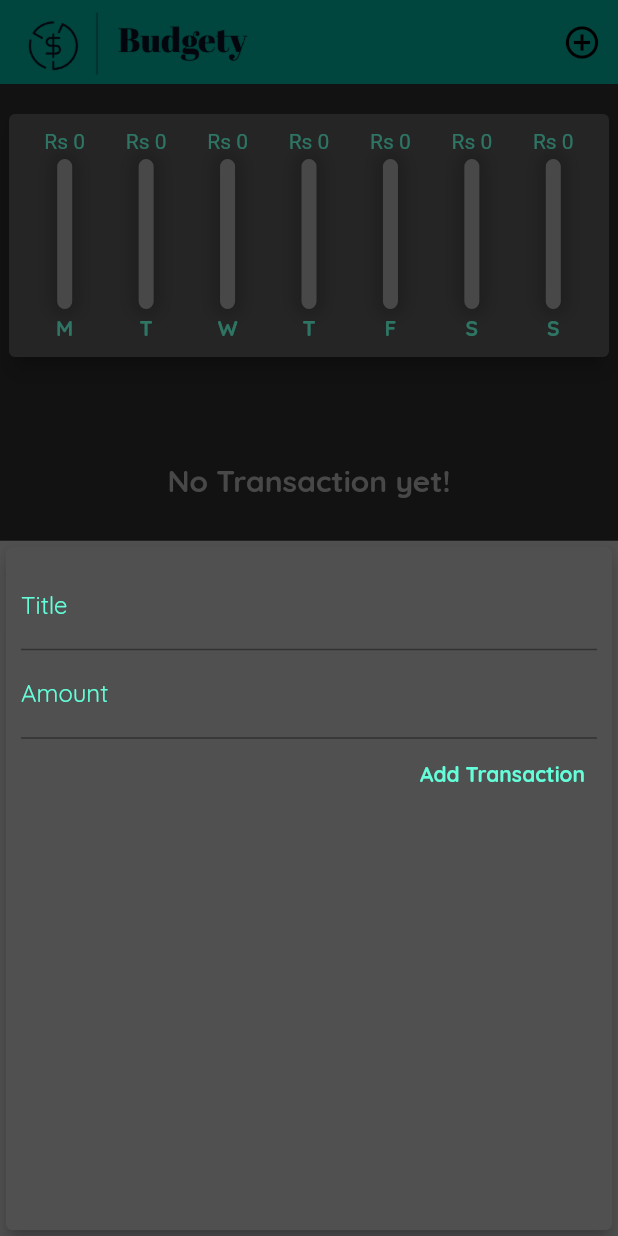
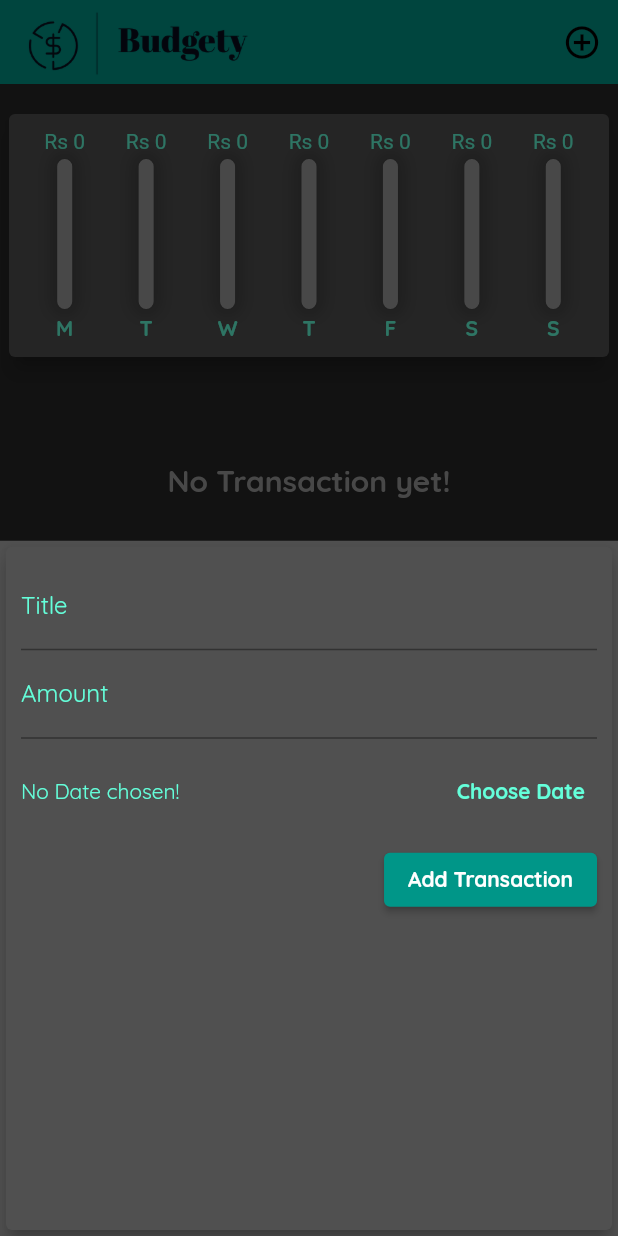
Before and after one commit to alwaysyash/Flutter-App-Budgety, a Flutter app: the screen it shows after launch, after a tap on the "add circle outline" icon, on a phone screen of 412 x 824 dp. Run offline on Flutter 3.47's test engine with Material 2 defaults, Android fonts, the phone set to English and light mode, and no system bars; missing offline and left inert: dart:ffi.

Commit message:
Delete button and Date picker

```diff
--- a/lib/main.dart
+++ b/lib/main.dart
@@ -23,6 +23,7 @@ class App extends StatelessWidget {
       theme: ThemeData(
         primarySwatch: Colors.teal,
         fontFamily: 'Quicksand',
+        primaryColor: Colors.teal,
       ),
       home: MyApp(),
     );
@@ -63,11 +64,20 @@ class _MyAppState extends State<MyApp> {
     }).toList();
   }
 
-  void _addNewTransaction(String txTitle, double txAmount) {
+  void _deleteTransaction(String id) {
+    setState(() {
+      _userTransaction.removeWhere((element) {
+        return element.id == id;
+      });
+    });
+  }
+
+  void _addNewTransaction(
+      String txTitle, double txAmount, DateTime chosenDate) {
     final newTx = Transaction(
       title: txTitle,
       amount: txAmount,
-      date: DateTime.now(),
+      date: chosenDate,
       id: DateTime.now().toString(),
     );
 
@@ -158,7 +168,7 @@ class _MyAppState extends State<MyApp> {
                     Chart(_recentTransactionsList),
               ),
 
-              TransactionList(_userTransaction),
+              TransactionList(_userTransaction, _deleteTransaction),
             ],
           ),
         ),
--- a/lib/widgets/new_transaction.dart
+++ b/lib/widgets/new_transaction.dart
@@ -1,6 +1,7 @@
 //This is file for Text Inputs
 
 import 'package:flutter/material.dart';
+import 'package:intl/intl.dart';
 
 class NewTransaction extends StatefulWidget {
   final Function addTx;
@@ -13,22 +14,56 @@ class NewTransaction extends StatefulWidget {
 }
 
 class _NewTransactionState extends State<NewTransaction> {
+  final titleController = TextEditingController();
+
+  final amountController = TextEditingController();
+  DateTime? _selectedDate;
   void submitData() {
+    if (amountController.text.isEmpty) {
+      return;
+    }
     final enteredTitle = titleController.text;
     final enteredAmount = double.parse(amountController.text);
-    if (enteredTitle.isEmpty || enteredAmount < 0) {
+    if (enteredTitle.isEmpty || enteredAmount < 0 || _selectedDate == null) {
       return;
     }
     widget.addTx(
       enteredTitle,
       enteredAmount,
+      _selectedDate,
     ); //call function from, user_transactions
     Navigator.of(context).pop(); //to close sheet as soon as entry is added
   }
 
-  final titleController = TextEditingController();
-
-  final amountController = TextEditingController();
+  void _datepicker() {
+    showDatePicker(
+      context: context,
+      initialDate: DateTime.now(),
+      firstDate: DateTime(2022),
+      lastDate: DateTime.now(),
+      builder: (context, child) {
+        return Theme(
+          data: ThemeData.dark().copyWith(
+            colorScheme: const ColorScheme.dark(
+              primary: Colors.teal,
+              onPrimary: Colors.black,
+              surface: Colors.teal,
+              onSurface: Colors.white,
+            ),
+            dialogBackgroundColor: const Color.fromARGB(255, 44, 44, 44),
+          ),
+          child: child!,
+        );
+      },
+    ).then((pickedDate) {
+      if (pickedDate == null) {
+        return;
+      }
+      setState(() {
+        _selectedDate = pickedDate;
+      });
+    });
+  }
 
   @override
   Widget build(BuildContext context) {
@@ -76,10 +111,43 @@ class _NewTransactionState extends State<NewTransaction> {
               // },
               keyboardType: TextInputType.number,
             ),
-            TextButton(
+            // ignore: sized_box_for_whitespace
+            Container(
+              height: 70,
+              child: Row(
+                children: [
+                  Expanded(
+                    child: Text(
+                      _selectedDate == null
+                          ? "No Date chosen!"
+                          : "Picked Date: ${DateFormat.yMMMd().format(_selectedDate!)}",
+                      style: const TextStyle(
+                        color: Colors.tealAccent,
+                        fontFamily: 'Quicksand',
+                      ),
+                    ),
+                  ),
+                  TextButton(
+                    onPressed: _datepicker,
+                    style: ButtonStyle(
+                      foregroundColor:
+                          MaterialStateProperty.all(Colors.tealAccent),
+                    ),
+                    child: const Text(
+                      "Choose Date",
+                      style: TextStyle(
+                        fontFamily: 'Quicksand',
+                        fontWeight: FontWeight.bold,
+                      ),
+                    ),
+                  )
+                ],
+              ),
+            ),
+            ElevatedButton(
               onPressed: submitData,
               style: ButtonStyle(
-                foregroundColor: MaterialStateProperty.all(Colors.tealAccent),
+                backgroundColor: MaterialStateProperty.all(Colors.teal),
               ),
               child: const Text(
                 "Add Transaction",
--- a/lib/widgets/transaction_list.dart
+++ b/lib/widgets/transaction_list.dart
@@ -11,14 +11,14 @@ import 'package:intl/intl.dart';
 class TransactionList extends StatelessWidget {
   // ignore: unused_field
   final List<Transaction> transactions;
-
-  const TransactionList(this.transactions);
+  final Function deleteTX;
+  const TransactionList(this.transactions, this.deleteTX);
 
   @override
   Widget build(BuildContext context) {
     // ignore: sized_box_for_whitespace
     return Container(
-      height: 400,
+      height: 800,
       // child: SingleChildScrollView(
       //   child: Column(
       //colum size based on container
@@ -128,6 +128,15 @@ class TransactionList extends StatelessWidget {
                         ),
                       ],
                     ),
+                    const Spacer(),
+                    IconButton(
+                      onPressed: () {
+                        deleteTX(transactions[index].id);
+                      },
+                      icon: const Icon(Icons.delete),
+                      color: const Color.fromARGB(255, 0, 184, 166),
+                      splashColor: Colors.red,
+                    ),
                   ]),
                 );
 
```
